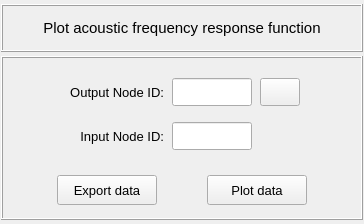
This is pulse/interface/data/ui_files/plots/results/acoustic/get_acoustic_frequency_response_function.ui in open-pulse/OpenPulse as Qt 5 draws it before an edit. The edited form follows.
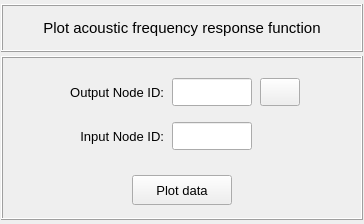
This is the edited form. Icons and pictures are not drawn.

Commit message: Remove the export data button from the results plots widgets

```diff
--- a/pulse/interface/data/ui_files/plots/results/acoustic/get_acoustic_frequency_response_function.ui
+++ b/pulse/interface/data/ui_files/plots/results/acoustic/get_acoustic_frequency_response_function.ui
@@ -457,7 +457,7 @@
          <property name="spacing">
           <number>0</number>
          </property>
-         <item row="0" column="1">
+         <item row="0" column="0">
           <widget class="QPushButton" name="pushButton_plot_data">
            <property name="minimumSize">
             <size>
@@ -475,7 +475,6 @@
             <font>
              <family>MS Shell Dlg 2</family>
              <pointsize>10</pointsize>
-             <weight>50</weight>
              <italic>false</italic>
              <bold>false</bold>
             </font>
@@ -488,40 +487,6 @@
            </property>
           </widget>
          </item>
-         <item row="0" column="0">
-          <widget class="QPushButton" name="pushButton_export_data">
-           <property name="minimumSize">
-            <size>
-             <width>100</width>
-             <height>30</height>
-            </size>
-           </property>
-           <property name="maximumSize">
-            <size>
-             <width>100</width>
-             <height>30</height>
-            </size>
-           </property>
-           <property name="font">
-            <font>
-             <family>MS Shell Dlg 2</family>
-             <pointsize>10</pointsize>
-             <weight>50</weight>
-             <italic>false</italic>
-             <bold>false</bold>
-            </font>
-           </property>
-           <property name="styleSheet">
-            <string notr="true"/>
-           </property>
-           <property name="text">
-            <string>Export data</string>
-           </property>
-           <property name="flat">
-            <bool>false</bool>
-           </property>
-          </widget>
-         </item>
         </layout>
        </widget>
       </item>
```
Left out of the diff: 47 changed lines with no effect on the pictures. The commit also changes 26 other files.
